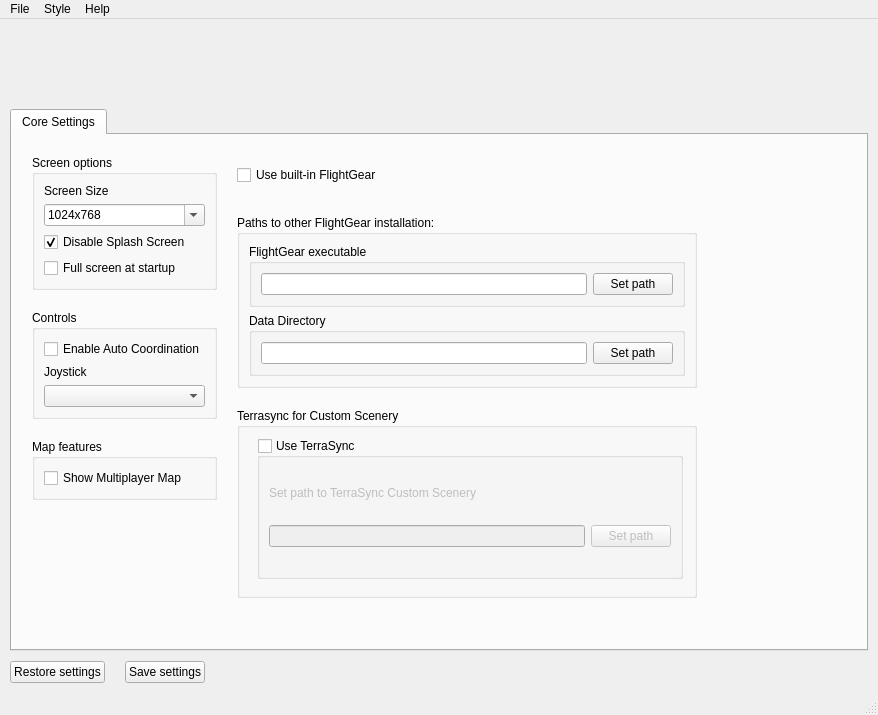
fgx/fgx, file src/fgx.ui: the form before one commit.
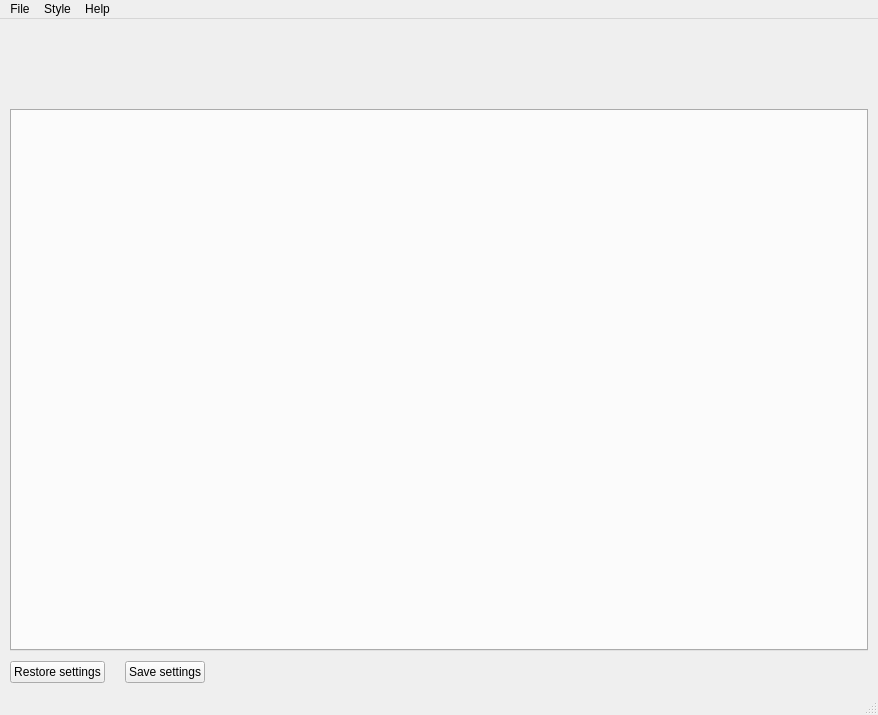
The form after the commit. Icons and pictures are not drawn.

Commit message: Nuked the CoreSettings from UI

```diff
--- a/src/fgx.ui
+++ b/src/fgx.ui
@@ -93,351 +93,6 @@
         <property name="movable">
          <bool>false</bool>
         </property>
-        <widget class="QWidget" name="toptab">
-         <attribute name="title">
-          <string>Core Settings</string>
-         </attribute>
-         <layout class="QHBoxLayout" name="horizontalLayout_2">
-          <property name="spacing">
-           <number>20</number>
-          </property>
-          <property name="margin">
-           <number>20</number>
-          </property>
-          <item>
-           <layout class="QVBoxLayout" name="verticalLayout_8">
-            <item>
-             <widget class="QGroupBox" name="groupBox_screensssss">
-              <property name="title">
-               <string>Screen options</string>
-              </property>
-              <layout class="QGridLayout" name="gridLayout_3">
-               <item row="0" column="0">
-                <widget class="QLabel" name="label">
-                 <property name="text">
-                  <string>Screen Size</string>
-                 </property>
-                </widget>
-               </item>
-               <item row="3" column="0">
-                <widget class="QCheckBox" name="checkboxDisableSplashsssss">
-                 <property name="text">
-                  <string>Disable Splash Screen</string>
-                 </property>
-                 <property name="checked">
-                  <bool>true</bool>
-                 </property>
-                </widget>
-               </item>
-               <item row="4" column="0">
-                <widget class="QCheckBox" name="checkboxFullScreen">
-                 <property name="text">
-                  <string>Full screen at startup</string>
-                 </property>
-                </widget>
-               </item>
-               <item row="1" column="0">
-                <widget class="QComboBox" name="comboScreenSizessss">
-                 <property name="editable">
-                  <bool>true</bool>
-                 </property>
-                 <property name="currentIndex">
-                  <number>1</number>
-                 </property>
-                 <property name="sizeAdjustPolicy">
-                  <enum>QComboBox::AdjustToMinimumContentsLength</enum>
-                 </property>
-                 <item>
-                  <property name="text">
-                   <string>800x600</string>
-                  </property>
-                 </item>
-                 <item>
-                  <property name="text">
-                   <string>1024x768</string>
-                  </property>
-                 </item>
-                 <item>
-                  <property name="text">
-                   <string>1280x1024</string>
-                  </property>
-                 </item>
-                 <item>
-                  <property name="text">
-                   <string>1600x900</string>
-                  </property>
-                 </item>
-                </widget>
-               </item>
-              </layout>
-             </widget>
-            </item>
-            <item>
-             <widget class="QGroupBox" name="groupBox_controlsssss">
-              <property name="title">
-               <string>Controls</string>
-              </property>
-              <layout class="QVBoxLayout" name="verticalLayout_12">
-               <item>
-                <widget class="QCheckBox" name="checkBoxEnableAutoCordinationssss">
-                 <property name="text">
-                  <string>Enable Auto Coordination</string>
-                 </property>
-                </widget>
-               </item>
-               <item>
-                <widget class="QLabel" name="label_2">
-                 <property name="text">
-                  <string>Joystick</string>
-                 </property>
-                </widget>
-               </item>
-               <item>
-                <widget class="QComboBox" name="comboJoystickssss"/>
-               </item>
-              </layout>
-             </widget>
-            </item>
-            <item>
-             <widget class="QGroupBox" name="groupBox_map">
-              <property name="minimumSize">
-               <size>
-                <width>0</width>
-                <height>60</height>
-               </size>
-              </property>
-              <property name="title">
-               <string>Map features</string>
-              </property>
-              <layout class="QVBoxLayout" name="verticalLayout_11">
-               <item>
-                <widget class="QCheckBox" name="checkBoxMpMapsssss">
-                 <property name="text">
-                  <string>Show Multiplayer Map</string>
-                 </property>
-                </widget>
-               </item>
-              </layout>
-             </widget>
-            </item>
-            <item>
-             <spacer name="verticalSpacer_4">
-              <property name="orientation">
-               <enum>Qt::Vertical</enum>
-              </property>
-              <property name="sizeHint" stdset="0">
-               <size>
-                <width>20</width>
-                <height>40</height>
-               </size>
-              </property>
-             </spacer>
-            </item>
-           </layout>
-          </item>
-          <item>
-           <layout class="QVBoxLayout" name="verticalLayout_6">
-            <item>
-             <widget class="QCheckBox" name="checkBoxUseBuiltIn">
-              <property name="sizePolicy">
-               <sizepolicy hsizetype="Minimum" vsizetype="Fixed">
-                <horstretch>0</horstretch>
-                <verstretch>40</verstretch>
-               </sizepolicy>
-              </property>
-              <property name="minimumSize">
-               <size>
-                <width>0</width>
-                <height>40</height>
-               </size>
-              </property>
-              <property name="text">
-               <string>Use built-in FlightGear</string>
-              </property>
-             </widget>
-            </item>
-            <item>
-             <widget class="QGroupBox" name="groupBox_paths">
-              <property name="title">
-               <string>Paths to other FlightGear installation:</string>
-              </property>
-              <layout class="QVBoxLayout" name="verticalLayout_5">
-               <item>
-                <widget class="QGroupBox" name="groupBox_fgfspath">
-                 <property name="title">
-                  <string>FlightGear executable</string>
-                 </property>
-                 <layout class="QHBoxLayout" name="horizontalLayout_3">
-                  <item>
-                   <widget class="QLineEdit" name="fgfsPath">
-                    <property name="toolTip">
-                     <string/>
-                    </property>
-                    <property name="text">
-                     <string/>
-                    </property>
-                    <property name="readOnly">
-                     <bool>true</bool>
-                    </property>
-                   </widget>
-                  </item>
-                  <item>
-                   <widget class="QPushButton" name="buttonFgFsPath">
-                    <property name="toolTip">
-                     <string>Click this when you enter a new path to flightgear data. Will refresh aircraft and airport list with the new fgdata path (if exists!)</string>
-                    </property>
-                    <property name="text">
-                     <string>Set path</string>
-                    </property>
-                    <property name="icon">
-                     <iconset resource="resources/icons.qrc">
-                      <normaloff>:/icon/settings</normaloff>:/icon/settings</iconset>
-                    </property>
-                   </widget>
-                  </item>
-                 </layout>
-                </widget>
-               </item>
-               <item>
-                <widget class="QGroupBox" name="groupBox_datadirectory">
-                 <property name="title">
-                  <string>Data Directory</string>
-                 </property>
-                 <layout class="QHBoxLayout" name="horizontalLayout_4">
-                  <item>
-                   <widget class="QLineEdit" name="fgdataPath">
-                    <property name="toolTip">
-                     <string/>
-                    </property>
-                    <property name="text">
-                     <string/>
-                    </property>
-                    <property name="readOnly">
-                     <bool>true</bool>
-                    </property>
-                   </widget>
-                  </item>
-                  <item>
-                   <widget class="QPushButton" name="buttonFgRootPath">
-                    <property name="toolTip">
-                     <string>Click this when you enter a new path to flightgear data. Will refresh aircraft and airport list with the new fgdata path (if exists!)</string>
-                    </property>
-                    <property name="text">
-                     <string>Set path</string>
-                    </property>
-                    <property name="icon">
-                     <iconset resource="resources/icons.qrc">
-                      <normaloff>:/icon/settings</normaloff>:/icon/settings</iconset>
-                    </property>
-                   </widget>
-                  </item>
-                 </layout>
-                </widget>
-               </item>
-              </layout>
-             </widget>
-            </item>
-            <item>
-             <widget class="QGroupBox" name="groupBox_terrasync">
-              <property name="minimumSize">
-               <size>
-                <width>460</width>
-                <height>190</height>
-               </size>
-              </property>
-              <property name="title">
-               <string>Terrasync for Custom Scenery</string>
-              </property>
-              <widget class="QGroupBox" name="groupBoxTerraSync">
-               <property name="geometry">
-                <rect>
-                 <x>20</x>
-                 <y>30</y>
-                 <width>426</width>
-                 <height>141</height>
-                </rect>
-               </property>
-               <property name="title">
-                <string>Use TerraSync</string>
-               </property>
-               <property name="checkable">
-                <bool>true</bool>
-               </property>
-               <property name="checked">
-                <bool>false</bool>
-               </property>
-               <layout class="QGridLayout" name="gridLayout_2">
-                <item row="1" column="0" colspan="2">
-                 <widget class="QLineEdit" name="txtTerraSyncPath"/>
-                </item>
-                <item row="1" column="2">
-                 <widget class="QPushButton" name="buttonTerraSyncPath">
-                  <property name="toolTip">
-                   <string>Click this when you enter a new path to flightgear data. Will refresh aircraft and airport list with the new fgdata path (if exists!)</string>
-                  </property>
-                  <property name="text">
-                   <string>Set path</string>
-                  </property>
-                  <property name="icon">
-                   <iconset resource="resources/icons.qrc">
-                    <normaloff>:/icon/settings</normaloff>:/icon/settings</iconset>
-                  </property>
-                 </widget>
-                </item>
-                <item row="2" column="0">
-                 <spacer name="horizontalSpacer_4">
-                  <property name="orientation">
-                   <enum>Qt::Horizontal</enum>
-                  </property>
-                  <property name="sizeHint" stdset="0">
-                   <size>
-                    <width>218</width>
-                    <height>20</height>
-                   </size>
-                  </property>
-                 </spacer>
-                </item>
-                <item row="0" column="0" colspan="3">
-                 <widget class="QLabel" name="label_3">
-                  <property name="text">
-                   <string>Set path to TerraSync Custom Scenery</string>
-                  </property>
-                 </widget>
-                </item>
-               </layout>
-              </widget>
-             </widget>
-            </item>
-            <item>
-             <spacer name="verticalSpacer_5">
-              <property name="orientation">
-               <enum>Qt::Vertical</enum>
-              </property>
-              <property name="sizeHint" stdset="0">
-               <size>
-                <width>20</width>
-                <height>125</height>
-               </size>
-              </property>
-             </spacer>
-            </item>
-           </layout>
-          </item>
-          <item>
-           <spacer name="horizontalSpacer_2">
-            <property name="orientation">
-             <enum>Qt::Horizontal</enum>
-            </property>
-            <property name="sizeHint" stdset="0">
-             <size>
-              <width>239</width>
-              <height>20</height>
-             </size>
-            </property>
-           </spacer>
-          </item>
-         </layout>
-        </widget>
        </widget>
       </item>
       <item>
```
The commit also changes 4 other files.
